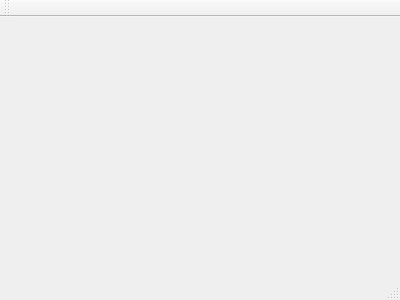
The window that mainwindow.ui (renzibei/Flow_Simulate) describes before a commit, drawn with Qt 5.
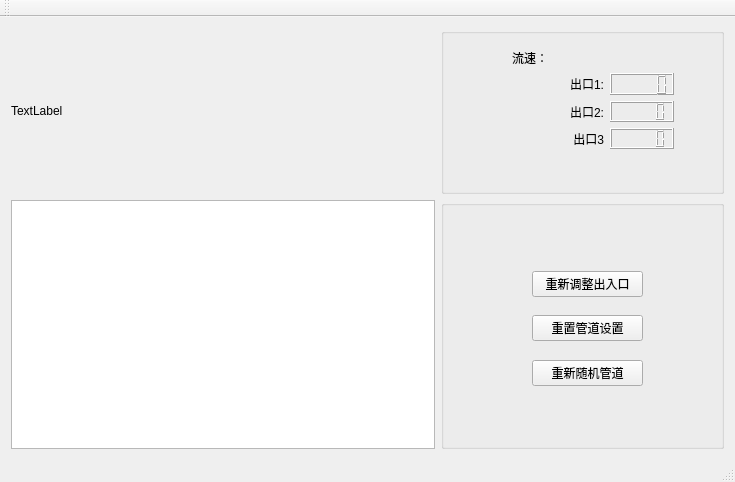
The same window after the commit.

Commit message: complete basic gui

```diff
--- a/mainwindow.ui
+++ b/mainwindow.ui
@@ -1,24 +1,191 @@
 <ui version="4.0">
  <class>MainWindow</class>
- <widget class="QMainWindow" name="MainWindow" >
-  <property name="geometry" >
+ <widget class="QMainWindow" name="MainWindow">
+  <property name="geometry">
    <rect>
     <x>0</x>
     <y>0</y>
-    <width>400</width>
-    <height>300</height>
+    <width>735</width>
+    <height>482</height>
    </rect>
   </property>
   <property name="windowTitle" >
    <string>MainWindow</string>
   </property>
-  <widget class="QMenuBar" name="menuBar" />
-  <widget class="QToolBar" name="mainToolBar" />
-  <widget class="QWidget" name="centralWidget" />
-  <widget class="QStatusBar" name="statusBar" />
+  <widget class="QWidget" name="centralWidget">
+   <layout class="QVBoxLayout" name="verticalLayout">
+    <item>
+     <layout class="QGridLayout" name="gridLayout" rowstretch="2,3" columnstretch="3,2">
+      <item row="1" column="1">
+       <widget class="QGroupBox" name="buttonBox">
+        <property name="title">
+         <string/>
+        </property>
+        <widget class="QWidget" name="layoutWidget">
+         <property name="geometry">
+          <rect>
+           <x>80</x>
+           <y>60</y>
+           <width>133</width>
+           <height>137</height>
+          </rect>
+         </property>
+         <layout class="QVBoxLayout" name="buttonVLayout">
+          <item>
+           <widget class="QPushButton" name="resetInputButton">
+            <property name="text">
+             <string>重新调整出入口</string>
+            </property>
+           </widget>
+          </item>
+          <item>
+           <spacer name="verticalSpacer">
+            <property name="orientation">
+             <enum>Qt::Vertical</enum>
+            </property>
+            <property name="sizeHint" stdset="0">
+             <size>
+              <width>20</width>
+              <height>40</height>
+             </size>
+            </property>
+           </spacer>
+          </item>
+          <item>
+           <widget class="QPushButton" name="resetAllButton">
+            <property name="text">
+             <string>重置管道设置</string>
+            </property>
+           </widget>
+          </item>
+          <item>
+           <spacer name="verticalSpacer_2">
+            <property name="orientation">
+             <enum>Qt::Vertical</enum>
+            </property>
+            <property name="sizeHint" stdset="0">
+             <size>
+              <width>20</width>
+              <height>40</height>
+             </size>
+            </property>
+           </spacer>
+          </item>
+          <item>
+           <widget class="QPushButton" name="randomButton">
+            <property name="text">
+             <string>重新随机管道</string>
+            </property>
+           </widget>
+          </item>
+         </layout>
+        </widget>
+       </widget>
+      </item>
+      <item row="1" column="0">
+       <widget class="QGraphicsView" name="pipesView"/>
+      </item>
+      <item row="0" column="0">
+       <widget class="QLabel" name="nameLabel">
+        <property name="text">
+         <string>TextLabel</string>
+        </property>
+       </widget>
+      </item>
+      <item row="0" column="1">
+       <widget class="QGroupBox" name="displayBox">
+        <property name="title">
+         <string/>
+        </property>
+        <widget class="QWidget" name="layoutWidget">
+         <property name="geometry">
+          <rect>
+           <x>60</x>
+           <y>10</y>
+           <width>184</width>
+           <height>122</height>
+          </rect>
+         </property>
+         <layout class="QGridLayout" name="gridLayout_2">
+          <item row="1" column="1">
+           <layout class="QGridLayout" name="numGridLayout">
+            <item row="1" column="1">
+             <widget class="QLCDNumber" name="lcdNum2"/>
+            </item>
+            <item row="0" column="0">
+             <widget class="QLabel" name="outLabel1">
+              <property name="text">
+               <string>出口1:</string>
+              </property>
+              <property name="alignment">
+               <set>Qt::AlignRight|Qt::AlignTrailing|Qt::AlignVCenter</set>
+              </property>
+             </widget>
+            </item>
+            <item row="0" column="1">
+             <widget class="QLCDNumber" name="lcdNum1"/>
+            </item>
+            <item row="1" column="0">
+             <widget class="QLabel" name="outLabel2">
+              <property name="text">
+               <string>出口2:</string>
+              </property>
+              <property name="alignment">
+               <set>Qt::AlignRight|Qt::AlignTrailing|Qt::AlignVCenter</set>
+              </property>
+             </widget>
+            </item>
+            <item row="2" column="0">
+             <widget class="QLabel" name="outLabel3">
+              <property name="text">
+               <string>出口3</string>
+              </property>
+              <property name="alignment">
+               <set>Qt::AlignRight|Qt::AlignTrailing|Qt::AlignVCenter</set>
+              </property>
+             </widget>
+            </item>
+            <item row="2" column="1">
+             <widget class="QLCDNumber" name="lcdNum3"/>
+            </item>
+           </layout>
+          </item>
+          <item row="0" column="0">
+           <widget class="QLabel" name="speedLabel">
+            <property name="text">
+             <string>流速：</string>
+            </property>
+           </widget>
+          </item>
+         </layout>
+        </widget>
+       </widget>
+      </item>
+     </layout>
+    </item>
+   </layout>
+  </widget>
+  <widget class="QMenuBar" name="menuBar">
+   <property name="geometry">
+    <rect>
+     <x>0</x>
+     <y>0</y>
+     <width>735</width>
+     <height>22</height>
+    </rect>
+   </property>
+  </widget>
+  <widget class="QToolBar" name="mainToolBar">
+   <attribute name="toolBarArea">
+    <enum>TopToolBarArea</enum>
+   </attribute>
+   <attribute name="toolBarBreak">
+    <bool>false</bool>
+   </attribute>
+  </widget>
+  <widget class="QStatusBar" name="statusBar"/>
  </widget>
- <layoutDefault spacing="6" margin="11" />
- <pixmapfunction></pixmapfunction>
+ <layoutdefault spacing="6" margin="11"/>
  <resources/>
  <connections/>
 </ui>
```
Left out of the diff: 3 changed lines with no effect on the pictures. The commit also changes 7 other files.
